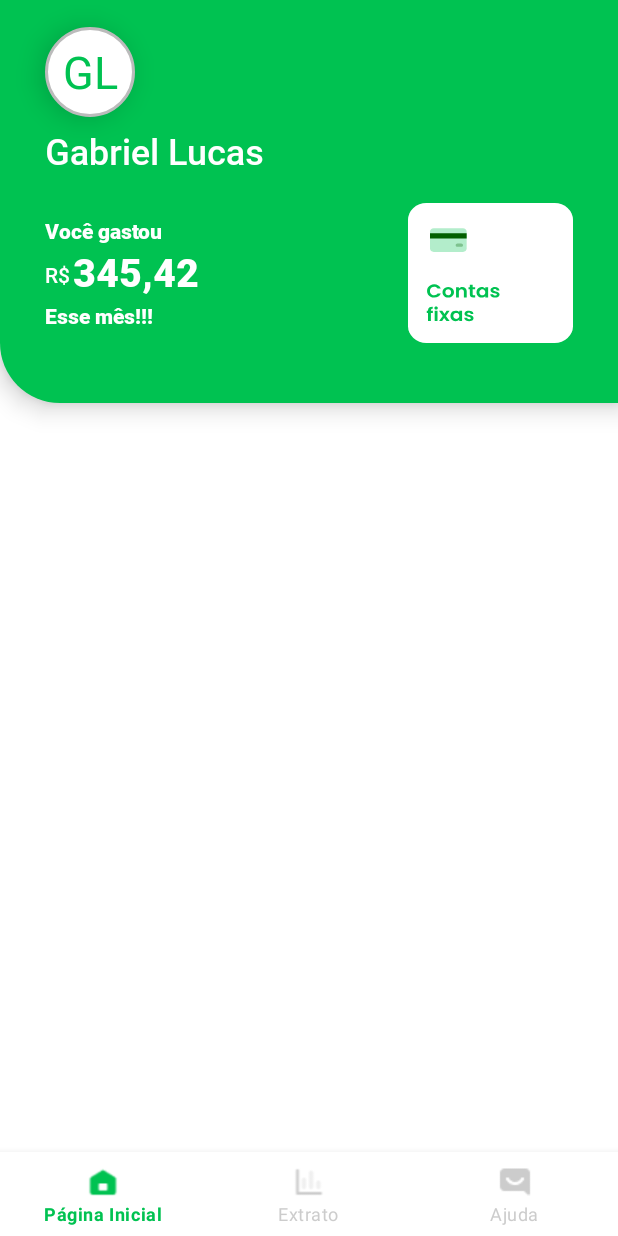
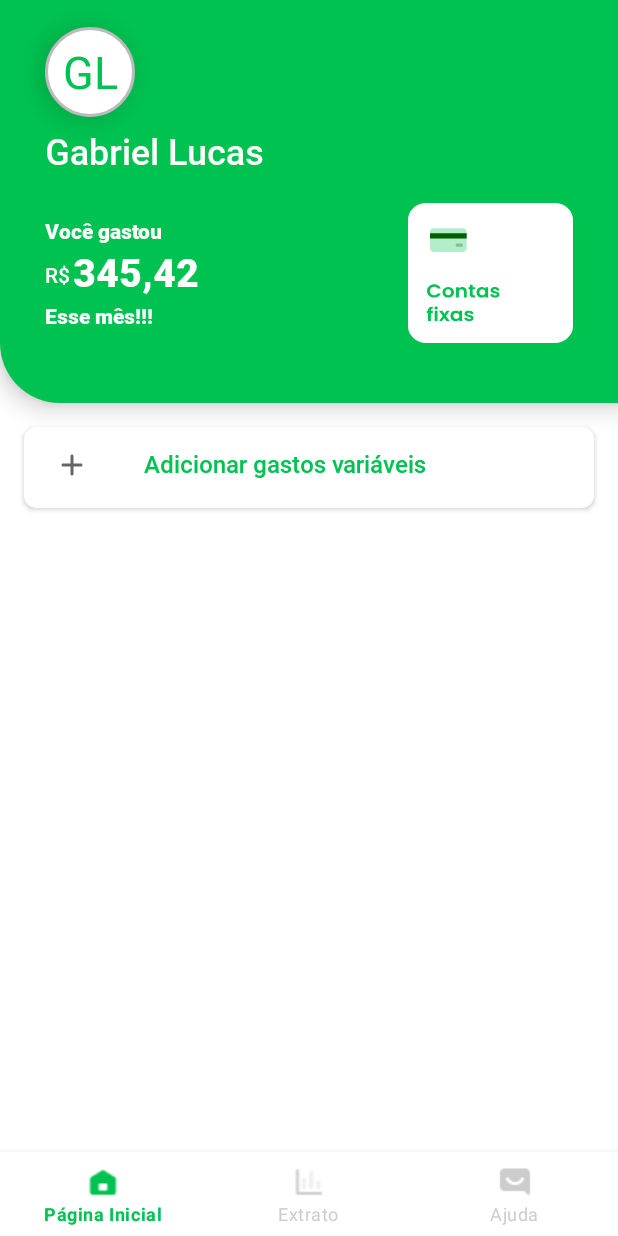
Before and after one commit to casalmoney/app, an Android app: the screen it shows after launch (MainActivity), on a phone screen of 412 x 824 dp. Run offline under Robolectric (Android 15) with nearby library versions, the phone set to English and light mode, and no system bars; our stand-ins replace data binding, navigation-ui.

Commit message:
card add variables expenses

```diff
--- /dev/null
+++ b/app/src/main/res/drawable/ic_round_add.xml
@@ -0,0 +1,10 @@
+<vector xmlns:android="http://schemas.android.com/apk/res/android"
+    android:width="24dp"
+    android:height="24dp"
+    android:viewportWidth="24"
+    android:viewportHeight="24"
+    android:tint="?attr/colorControlNormal">
+  <path
+      android:fillColor="@android:color/white"
+      android:pathData="M18,13h-5v5c0,0.55 -0.45,1 -1,1s-1,-0.45 -1,-1v-5H6c-0.55,0 -1,-0.45 -1,-1s0.45,-1 1,-1h5V6c0,-0.55 0.45,-1 1,-1s1,0.45 1,1v5h5c0.55,0 1,0.45 1,1s-0.45,1 -1,1z"/>
+</vector>
--- a/app/src/main/res/layout/fragment_home.xml
+++ b/app/src/main/res/layout/fragment_home.xml
@@ -133,6 +133,7 @@
             app:layout_constraintTop_toBottomOf="@+id/tv_label_money" />
 
         <ImageView
+            android:id="@+id/iv_fix_bill"
             android:layout_width="wrap_content"
             android:layout_height="wrap_content"
             android:layout_marginTop="135dp"
@@ -140,7 +141,44 @@
             android:elevation="11dp"
             android:src="@drawable/ic_card_bill_fix"
             app:layout_constraintEnd_toEndOf="parent"
-            app:layout_constraintTop_toTopOf="parent" />
+            app:layout_constraintTop_toTopOf="parent"
+            android:clickable="true"
+            android:foreground="?android:attr/selectableItemBackground"/>
+
+        <androidx.cardview.widget.CardView
+            android:id="@+id/cv_card_expenses"
+            android:layout_width="match_parent"
+            android:layout_height="0dp"
+            app:layout_constraintHeight_percent="0.07"
+            app:layout_constraintEnd_toEndOf="parent"
+            app:layout_constraintStart_toStartOf="parent"
+            android:layout_margin="16dp"
+            app:layout_constraintTop_toBottomOf="@+id/view"
+            app:cardCornerRadius="8dp"
+            android:clickable="true"
+            android:foreground="?android:attr/selectableItemBackground">
+
+            <ImageView
+                android:id="@+id/iv_ic_add"
+                android:layout_width="wrap_content"
+                android:layout_height="wrap_content"
+                android:src="@drawable/ic_round_add"
+                android:layout_marginVertical="13dp"
+                android:layout_marginStart="20dp"
+                />
+
+            <TextView
+                android:id="@+id/tv_label_variable_expenses"
+                android:layout_width="wrap_content"
+                android:layout_height="wrap_content"
+                android:layout_marginVertical="13dp"
+                android:layout_marginStart="80dp"
+                android:elevation="2dp"
+                android:fontFamily="@font/roboto_medium"
+                android:text="@string/label_variable_expenses"
+                android:textSize="16sp"
+                android:textColor="@color/brand_primary_color"/>
+        </androidx.cardview.widget.CardView>
 
 
     </androidx.constraintlayout.widget.ConstraintLayout>
--- a/app/src/main/res/values/strings.xml
+++ b/app/src/main/res/values/strings.xml
@@ -37,4 +37,5 @@
     <string name="splash_title">Com o Casal Money a gestão financeira do casal ficou mais fácil!</string>
     <string name="tab_statement_title">Extrato</string>
     <string name="tab_help_title">Ajuda</string>
+    <string name="label_variable_expenses">Adicionar gastos variáveis</string>
 </resources>
```
